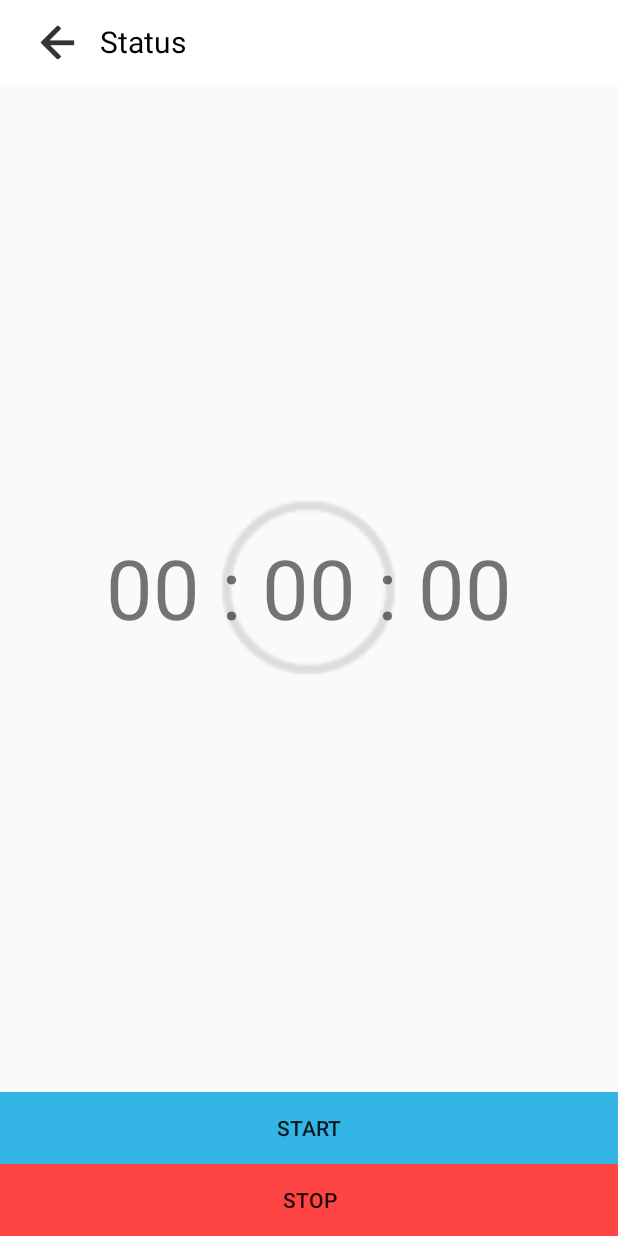
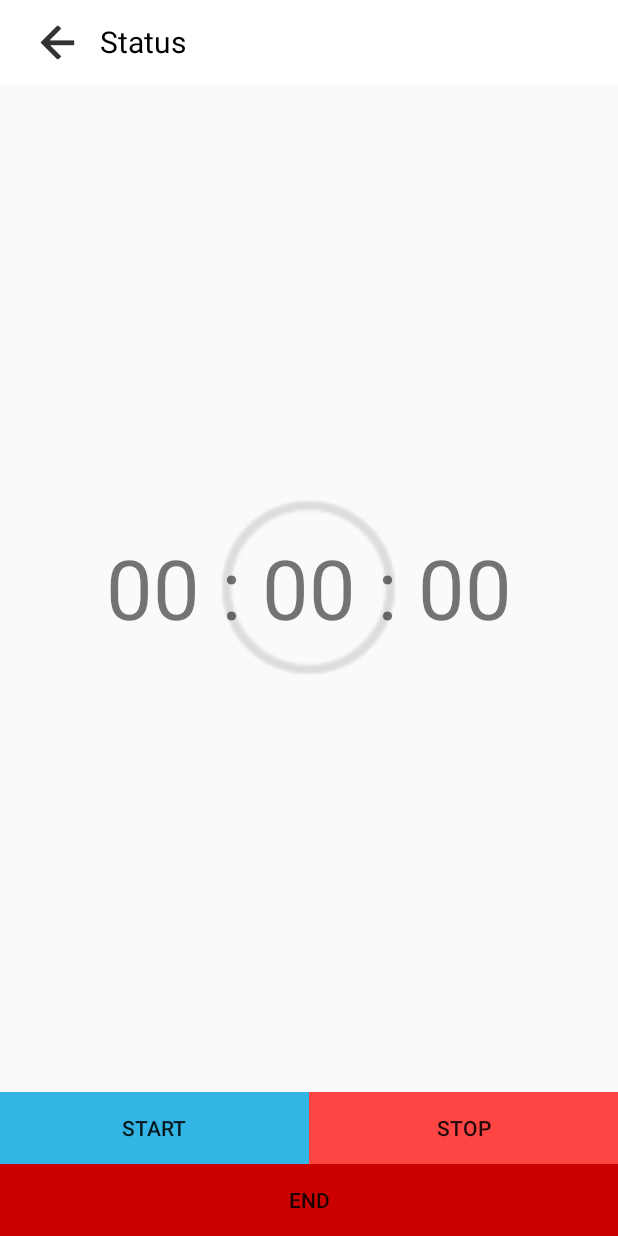
Before and after one commit to xuzhengyi1995/EG23_XU, an Android app: the StatusActivity screen opened directly, with no data from a screen before it, on a phone screen of 412 x 824 dp. Run offline under Robolectric (Android 15) with nearby library versions, the phone set to English and light mode, and no system bars; libraries missing offline, so code that uses them is left out: cn.pedant.

Commit message:
Add end button.

```diff
--- a/app/src/main/java/com/example/xuzhengyi/eg23/StatusActivity.java
+++ b/app/src/main/java/com/example/xuzhengyi/eg23/StatusActivity.java
@@ -127,6 +127,7 @@ public class StatusActivity extends AppCompatActivity {
 
         Button start = (Button) findViewById(R.id.start_s);
         Button stop = (Button) findViewById(R.id.stop_s);
+        Button end = (Button) findViewById(R.id.end_s);
         start.setOnClickListener(new View.OnClickListener() {
             @Override
             public void onClick(View v) {
@@ -139,6 +140,12 @@ public class StatusActivity extends AppCompatActivity {
             @Override
             public void onClick(View v) {
                 handler.sendEmptyMessage(1);
+            }
+        });
+        end.setOnClickListener(new View.OnClickListener() {
+            @Override
+            public void onClick(View v) {
+                onBackPressed();
             }
         });
     }
--- a/app/src/main/res/layout/activity_status.xml
+++ b/app/src/main/res/layout/activity_status.xml
@@ -91,16 +91,29 @@
             tools:layout_editor_absoluteX="8dp">
 
             <LinearLayout
+                style="?metaButtonBarStyle"
                 android:layout_width="match_parent"
                 android:layout_height="wrap_content"
+                android:layout_gravity="bottom|center_horizontal"
+                android:background="@color/black_overlay"
                 android:orientation="horizontal"
-                android:layout_weight="1">
+                tools:ignore="UselessParent">
                 <Button
                     android:id="@+id/start_s"
-                    android:layout_width="match_parent"
+                    style="?metaButtonBarButtonStyle"
+                    android:layout_width="0dp"
                     android:layout_height="wrap_content"
+                    android:layout_weight="1"
                     android:background="@android:color/holo_blue_light"
                     android:text="Start" />
+                <Button
+                    android:id="@+id/stop_s"
+                    style="?metaButtonBarButtonStyle"
+                    android:layout_width="0dp"
+                    android:layout_height="wrap_content"
+                    android:layout_weight="1"
+                    android:background="@android:color/holo_red_light"
+                    android:text="Stop" />
             </LinearLayout>
 
             <LinearLayout
@@ -109,12 +122,20 @@
                 android:orientation="horizontal"
                 android:layout_weight="1">
 
+
+            </LinearLayout>
+            <LinearLayout
+                android:layout_width="match_parent"
+                android:layout_height="wrap_content"
+                android:orientation="horizontal"
+                android:layout_weight="1">
+
                 <Button
-                    android:id="@+id/stop_s"
+                    android:id="@+id/end_s"
                     android:layout_width="match_parent"
                     android:layout_height="wrap_content"
-                    android:background="@android:color/holo_red_light"
-                    android:text="Stop" />
+                    android:background="@android:color/holo_red_dark"
+                    android:text="End" />
             </LinearLayout>
         </LinearLayout>
 
```
